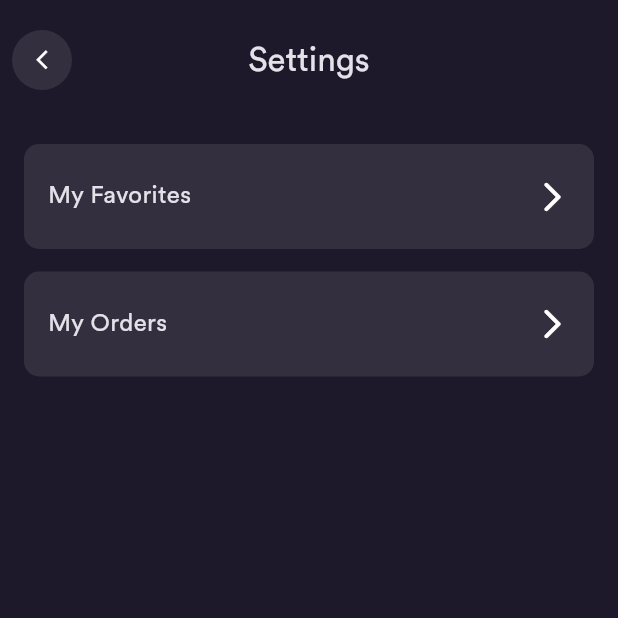
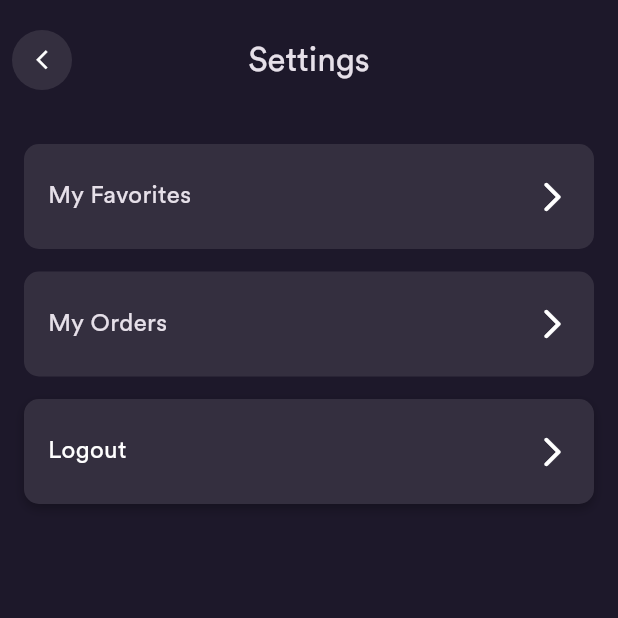
Before and after one commit to MattU27/techtreasure, a Flutter app: the SettingsPage screen opened directly, on a phone screen of 412 x 824 dp, the top half of it. Run offline on Flutter 3.47's test engine with Material 3 defaults, Android fonts, the phone set to English and light mode, and no system bars; our stand-ins replace cloud_firestore, dartz, firebase_auth, firebase_core, flutter_bloc, flutter_svg and 1 more; accounts and stored records are empty.

Commit message:
added logout

```diff
--- a/lib/presentation/settings/pages/settings.dart
+++ b/lib/presentation/settings/pages/settings.dart
@@ -1,30 +1,106 @@
 import 'package:ecommerce/common/widgets/appbar/app_bar.dart';
+import 'package:ecommerce/presentation/settings/logout/logout.dart'; // Import the LogoutPage
 import 'package:ecommerce/presentation/settings/widgets/my_orders_tile.dart';
 import 'package:flutter/material.dart';
-
 import '../widgets/my_favorties_tile.dart';
+import 'package:ecommerce/core/configs/theme/app_colors.dart'; // Import AppColors
 
 class SettingsPage extends StatelessWidget {
   const SettingsPage({super.key});
 
   @override
   Widget build(BuildContext context) {
-    return const Scaffold(
-      appBar: BasicAppbar(
-        title: Text(
-          'Settings'
-        ),
+    return Scaffold(
+      appBar: const BasicAppbar(
+        title: Text('Settings'),
       ),
       body: Padding(
-        padding: EdgeInsets.all(16),
+        padding: const EdgeInsets.all(16),
         child: Column(
+          crossAxisAlignment: CrossAxisAlignment.stretch, // Align children to stretch across the available width
           children: [
-            MyFavortiesTile(),
-            SizedBox(height: 15,),
-            MyOrdersTile()
+            const MyFavortiesTile(),
+            const SizedBox(height: 15),
+            const MyOrdersTile(),
+            const SizedBox(height: 15), // Add spacing
+            _buildLogoutButton(context), // Call to the method that creates the styled logout button
           ],
         ),
       ),
     );
   }
+
+  Widget _buildLogoutButton(BuildContext context) {
+    return GestureDetector(
+      onTap: () {
+        showLogoutConfirmationDialog(context);
+      },
+      child: Container(
+        height: 70,
+        padding: const EdgeInsets.symmetric(horizontal: 16),
+        decoration: BoxDecoration(
+          color: AppColors.secondBackground, // Use AppColors.secondBackground
+          borderRadius: BorderRadius.circular(10), // Rounded corners
+          boxShadow: [
+            BoxShadow(
+              color: Colors.black26, // Shadow color
+              blurRadius: 5, // Shadow blur
+              offset: const Offset(0, 3), // Shadow position
+            ),
+          ],
+        ),
+        child: const Row(
+          mainAxisAlignment: MainAxisAlignment.spaceBetween,
+          children: [
+            Text(
+              'Logout', // Button text
+              style: TextStyle(
+                fontWeight: FontWeight.w400,
+                fontSize: 16,
+                color: Colors.white, // Text color
+              ),
+            ),
+            Icon(
+              Icons.arrow_forward_ios_rounded, // Icon for visual cue
+              color: Colors.white, // Icon color
+            ),
+          ],
+        ),
+      ),
+    );
+  }
+
+  void showLogoutConfirmationDialog(BuildContext context) {
+    showDialog(
+      context: context,
+      builder: (context) {
+        return AlertDialog(
+          title: const Text('Confirm Logout'),
+          content: const Text('Do you really want to logout?'),
+          actions: <Widget>[
+            TextButton(
+              onPressed: () {
+                Navigator.of(context).pop(); // Close the dialog
+              },
+              child: const Text('No'),
+            ),
+            TextButton(
+              onPressed: () {
+                logout(context); // Call the logout function
+              },
+              child: const Text('Yes'),
+            ),
+          ],
+        );
+      },
+    );
+  }
+
+  void logout(BuildContext context) {
+    // Perform your logout logic here (e.g., clearing user data, tokens, etc.)
+    Navigator.of(context).pushAndRemoveUntil(
+      MaterialPageRoute(builder: (context) => const LogoutPage()),
+      (Route<dynamic> route) => false,
+    );
+  }
 }
```
